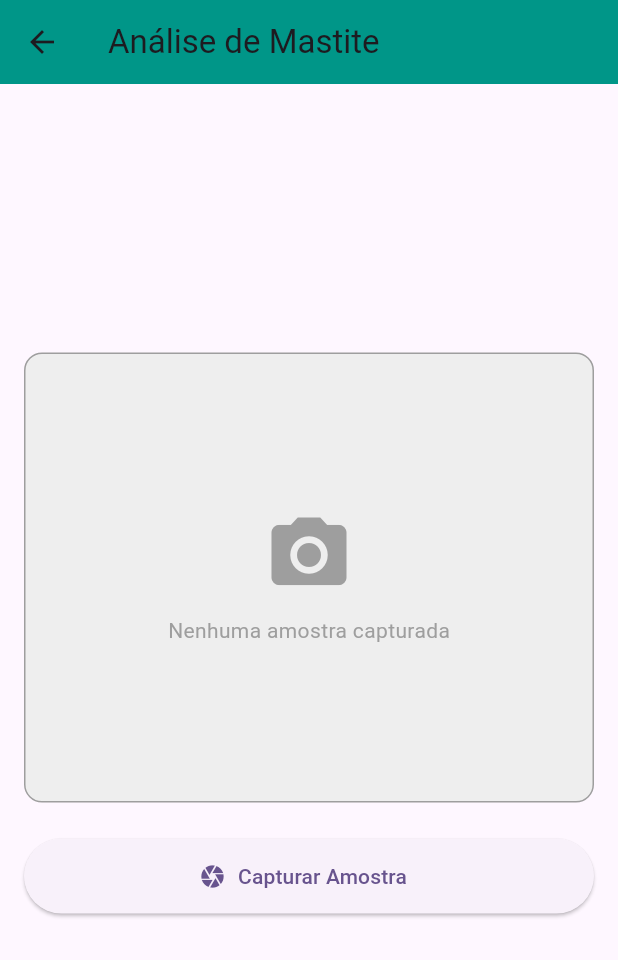
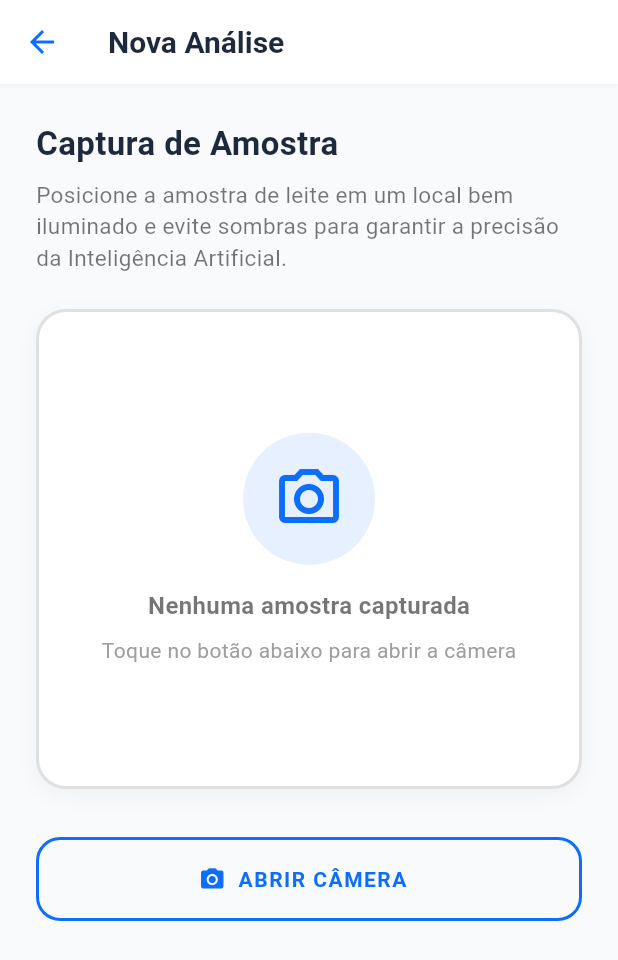
Before and after one commit to Little-hair77/SIDMA, a Flutter app: the TelaCaptura screen opened directly, on a phone screen of 412 x 824 dp. Shown: the top 960 px of the screen. Run offline on Flutter 3.47's test engine with Material 3 defaults, Android fonts, the phone set to English and light mode, and no system bars; our stand-ins replace dio, flutter_secure_storage, google_sign_in, image_picker; accounts and stored records are empty.

```diff
--- a/mobile/lib/main.dart
+++ b/mobile/lib/main.dart
@@ -1,8 +1,8 @@
 import 'package:flutter/material.dart';
 import 'package:intl/date_symbol_data_local.dart';
 import './services/api_service.dart';
-import './views/tela_login.dart';
-import './views/tela_captura.dart';
+import 'views/login.dart';
+import 'views/captura.dart';
 
 void main() async {
   // Garante que os widgets do Flutter estejam prontos antes de rodar comandos assíncronos
--- /dev/null
+++ b/mobile/lib/views/captura.dart
@@ -0,0 +1,333 @@
+import 'dart:typed_data';
+import 'package:flutter/material.dart';
+import 'package:image_picker/image_picker.dart';
+import '../services/api_service.dart';
+
+class TelaCaptura extends StatefulWidget {
+  const TelaCaptura({Key? key}) : super(key: key);
+
+  @override
+  State<TelaCaptura> createState() => _TelaCapturaState();
+}
+
+class _TelaCapturaState extends State<TelaCaptura> {
+  Uint8List? _imagem;
+  String? _nomeArquivo;
+  bool _estaCarregando = false;
+
+  // Alterado: Agora guardamos o mapa completo da resposta para criar uma UI mais rica
+  Map<String, dynamic>? _resultadoIA;
+  String? _erroAcesso;
+
+  final ImagePicker _picker = ImagePicker();
+  final ApiService _apiService = ApiService();
+
+  // DEFINIÇÃO DA PALETA DE CORES
+  static const Color corAzulPrincipal = Color(0xFF0D6EFD);
+  static const Color corVerdePrincipal = Color(0xFF74C319);
+  static const Color corFundo = Color(0xFFF8FAFC);
+  static const Color corTextoPrimario = Color(0xFF1E293B);
+
+  // Função para abrir a câmera
+  Future<void> _tirarFoto() async {
+    try {
+      final XFile? foto = await _picker.pickImage(
+        source: ImageSource.camera,
+        imageQuality: 80,
+      );
+
+      if (foto != null) {
+        final bytes = await foto.readAsBytes();
+        setState(() {
+          _imagem = bytes;
+          _nomeArquivo = foto.name;
+          _resultadoIA = null;
+          _erroAcesso = null;
+        });
+      }
+    } catch (e) {
+      setState(() {
+        _erroAcesso = "Não foi possível acessar a câmera. Verifique as permissões.";
+      });
+    }
+  }
+
+  // Função para enviar a foto para a API
+  Future<void> _analisarAmostra() async {
+    if (_imagem == null) return;
+
+    setState(() {
+      _estaCarregando = true;
+      _erroAcesso = null;
+    });
+
+    final resposta = await _apiService.enviarAnaliseLeite(_imagem!, _nomeArquivo ?? 'amostra.jpg');
+
+    setState(() {
+      _estaCarregando = false;
+      if (resposta != null && resposta['status'] == 'sucesso') {
+        _resultadoIA = resposta;
+      } else {
+        _erroAcesso = "Erro de comunicação com o servidor IA. Tente novamente.";
+      }
+    });
+  }
+
+  // Helper para definir as cores do resultado
+  Map<String, dynamic> get _configResultado {
+    if (_resultadoIA == null) return {};
+    final resultadoStr = (_resultadoIA!['resultado'] as String).toLowerCase();
+
+    if (resultadoStr.contains('possível') || resultadoStr.contains('suspeita')) {
+      return {'corBase': Colors.red, 'icone': Icons.error_outline, 'titulo': 'ALERTA'};
+    } else if (resultadoStr.contains('adicional') || resultadoStr.contains('atenção')) {
+      return {'corBase': Colors.orange, 'icone': Icons.warning_amber_rounded, 'titulo': 'ATENÇÃO'};
+    } else {
+      return {'corBase': Colors.green, 'icone': Icons.check_circle_outline, 'titulo': 'SAUDÁVEL'};
+    }
+  }
+
+  @override
+  Widget build(BuildContext context) {
+    return Scaffold(
+      backgroundColor: corFundo,
+      appBar: AppBar(
+        backgroundColor: Colors.white,
+        surfaceTintColor: Colors.transparent,
+        elevation: 1,
+        shadowColor: Colors.black12,
+        iconTheme: const IconThemeData(color: corAzulPrincipal),
+        title: const Text(
+          'Nova Análise',
+          style: TextStyle(
+            color: corTextoPrimario,
+            fontWeight: FontWeight.bold,
+            fontSize: 20,
+          ),
+        ),
+      ),
+      body: SafeArea(
+        child: SingleChildScrollView(
+          padding: const EdgeInsets.all(24.0),
+          child: Column(
+            crossAxisAlignment: CrossAxisAlignment.stretch,
+            children: [
+              // --- INSTRUÇÕES ---
+              const Text(
+                'Captura de Amostra',
+                style: TextStyle(fontSize: 22, fontWeight: FontWeight.bold, color: corTextoPrimario),
+              ),
+              const SizedBox(height: 8),
+              const Text(
+                'Posicione a amostra de leite em um local bem iluminado e evite sombras para garantir a precisão da Inteligência Artificial.',
+                style: TextStyle(color: Colors.black54, fontSize: 15, height: 1.4),
+              ),
+              const SizedBox(height: 24),
+
+              // --- ÁREA DE EXIBIÇÃO DA IMAGEM ---
+              Container(
+                height: 320,
+                decoration: BoxDecoration(
+                  color: Colors.white,
+                  borderRadius: BorderRadius.circular(20),
+                  border: Border.all(
+                    color: _imagem != null ? corAzulPrincipal.withOpacity(0.3) : Colors.grey.shade300,
+                    width: 2,
+                    // Se não tiver imagem, simula um tracejado (visualmente representado por borda mais clara)
+                  ),
+                  boxShadow: [
+                    BoxShadow(color: Colors.black.withOpacity(0.04), blurRadius: 10, offset: const Offset(0, 4)),
+                  ],
+                ),
+                child: _imagem != null
+                    ? Stack(
+                        fit: StackFit.expand,
+                        children: [
+                          ClipRRect(
+                            borderRadius: BorderRadius.circular(18),
+                            child: Image.memory(_imagem!, fit: BoxFit.cover),
+                          ),
+                          // Botão sobreposto para refazer a foto facilmente
+                          Positioned(
+                            top: 12,
+                            right: 12,
+                            child: CircleAvatar(
+                              backgroundColor: Colors.black54,
+                              child: IconButton(
+                                icon: const Icon(Icons.refresh, color: Colors.white),
+                                onPressed: _tirarFoto,
+                                tooltip: 'Tirar nova foto',
+                              ),
+                            ),
+                          ),
+                        ],
+                      )
+                    : Column(
+                        mainAxisAlignment: MainAxisAlignment.center,
+                        children: [
+                          Container(
+                            padding: const EdgeInsets.all(20),
+                            decoration: BoxDecoration(
+                              color: corAzulPrincipal.withOpacity(0.1),
+                              shape: BoxShape.circle,
+                            ),
+                            child: const Icon(Icons.camera_alt_outlined, size: 48, color: corAzulPrincipal),
+                          ),
+                          const SizedBox(height: 16),
+                          const Text(
+                            'Nenhuma amostra capturada',
+                            style: TextStyle(color: Colors.black54, fontWeight: FontWeight.bold, fontSize: 16),
+                          ),
+                          const SizedBox(height: 8),
+                          Text(
+                            'Toque no botão abaixo para abrir a câmera',
+                            style: TextStyle(color: Colors.grey.shade500, fontSize: 14),
+                          ),
+                        ],
+                      ),
+              ),
+              const SizedBox(height: 32),
+
+              // --- MENSAGEM DE ERRO ---
+              if (_erroAcesso != null) ...[
+                Container(
+                  padding: const EdgeInsets.all(12),
+                  decoration: BoxDecoration(color: Colors.red.shade50, borderRadius: BorderRadius.circular(8)),
+                  child: Text(_erroAcesso!, style: TextStyle(color: Colors.red.shade700), textAlign: TextAlign.center),
+                ),
+                const SizedBox(height: 16),
+              ],
+
+              // --- AÇÕES / ESTADO DE CARREGAMENTO / RESULTADO ---
+              if (_estaCarregando)
+                _ConstruirEstadoProcessamento()
+              else if (_resultadoIA != null)
+                _ConstruirCartaoResultado()
+              else ...[
+                // Mostrar botão de Capturar APENAS se ainda não tiver imagem
+                if (_imagem == null)
+                  OutlinedButton.icon(
+                    onPressed: _tirarFoto,
+                    icon: const Icon(Icons.camera_alt),
+                    label: const Text('ABRIR CÂMERA', style: TextStyle(fontWeight: FontWeight.bold, letterSpacing: 1)),
+                    style: OutlinedButton.styleFrom(
+                      foregroundColor: corAzulPrincipal,
+                      side: const BorderSide(color: corAzulPrincipal, width: 2),
+                      minimumSize: const Size(double.infinity, 56),
+                      shape: RoundedRectangleBorder(borderRadius: BorderRadius.circular(16)),
+                    ),
+                  ),
+
+                // Mostrar botão de Analisar APENAS se tiver imagem
+                if (_imagem != null)
+                  ElevatedButton.icon(
+                    onPressed: _analisarAmostra,
+                    icon: const Icon(Icons.memory),
+                    label: const Text('ANALISAR COM IA', style: TextStyle(fontWeight: FontWeight.bold, letterSpacing: 1)),
+                    style: ElevatedButton.styleFrom(
+                      backgroundColor: corVerdePrincipal,
+                      foregroundColor: Colors.white,
+                      minimumSize: const Size(double.infinity, 56),
+                      elevation: 4,
+                      shadowColor: corVerdePrincipal.withOpacity(0.5),
+                      shape: RoundedRectangleBorder(borderRadius: BorderRadius.circular(16)),
+                    ),
+                  ),
+              ],
+            ],
+          ),
+        ),
+      ),
+    );
+  }
+
+  // --- WIDGET EXTRAÍDO: ESTADO DE PROCESSAMENTO ---
+  Widget _ConstruirEstadoProcessamento() {
+    return Container(
+      padding: const EdgeInsets.all(24),
+      decoration: BoxDecoration(
+        color: Colors.white,
+        borderRadius: BorderRadius.circular(16),
+        border: Border.all(color: Colors.grey.shade200),
+      ),
+      child: Column(
+        children: [
+          const CircularProgressIndicator(color: corAzulPrincipal),
+          const SizedBox(height: 20),
+          const Text(
+            'Processando Amostra...',
+            style: TextStyle(fontSize: 18, fontWeight: FontWeight.bold, color: corTextoPrimario),
+          ),
+          const SizedBox(height: 8),
+          Text(
+            'A Inteligência Artificial está analisando\npadrões visuais e coloração.',
+            textAlign: TextAlign.center,
+            style: TextStyle(color: Colors.grey.shade600, height: 1.4),
+          ),
+        ],
+      ),
+    );
+  }
+
+  // --- WIDGET EXTRAÍDO: CARTÃO DE RESULTADO ---
+  Widget _ConstruirCartaoResultado() {
+    final config = _configResultado;
+    final cor = config['corBase'] as MaterialColor;
+
+    return Container(
+      padding: const EdgeInsets.all(24),
+      decoration: BoxDecoration(
+        color: cor.shade50,
+        borderRadius: BorderRadius.circular(16),
+        border: Border.all(color: cor.shade300, width: 1.5),
+        boxShadow: [
+          BoxShadow(color: cor.withOpacity(0.1), blurRadius: 12, offset: const Offset(0, 4)),
+        ],
+      ),
+      child: Column(
+        children: [
+          Icon(config['icone'], size: 48, color: cor.shade700),
+          const SizedBox(height: 12),
+          Text(
+            config['titulo'],
+            style: TextStyle(fontSize: 14, fontWeight: FontWeight.bold, color: cor.shade800, letterSpacing: 1.5),
+          ),
+          const SizedBox(height: 8),
+          Text(
+            _resultadoIA!['resultado'],
+            textAlign: TextAlign.center,
+            style: const TextStyle(fontSize: 22, fontWeight: FontWeight.w900, color: corTextoPrimario),
+          ),
+          const Padding(
+            padding: EdgeInsets.symmetric(vertical: 16),
+            child: Divider(),
+          ),
+          Row(
+            mainAxisAlignment: MainAxisAlignment.center,
+            children: [
+              Icon(Icons.analytics_outlined, size: 20, color: Colors.grey.shade700),
+              const SizedBox(width: 8),
+              Text(
+                'Grau de Confiança (IA): ${_resultadoIA!['confianca']}',
+                style: TextStyle(fontSize: 16, fontWeight: FontWeight.bold, color: Colors.grey.shade800),
+              ),
+            ],
+          ),
+          const SizedBox(height: 24),
+          OutlinedButton(
+            onPressed: () {
+              Navigator.of(context).pop(); // Volta para o Dashboard após ver o resultado
+            },
+            style: OutlinedButton.styleFrom(
+              foregroundColor: corTextoPrimario,
+              side: BorderSide(color: Colors.grey.shade400),
+              minimumSize: const Size(double.infinity, 50),
+              shape: RoundedRectangleBorder(borderRadius: BorderRadius.circular(12)),
+            ),
+            child: const Text('Concluir e Voltar'),
+          ),
+        ],
+      ),
+    );
+  }
+}
--- a/mobile/lib/views/tela_login.dart
+++ b/mobile/lib/views/login.dart
@@ -3,7 +3,7 @@ import 'package:flutter/material.dart';
 import 'package:google_sign_in/google_sign_in.dart';
 import '../services/api_service.dart';
 import 'dashboard.dart';
-import 'tela_cadastro.dart';
+import 'cadastro.dart';
 
 const String _webClientId =
     '286956469225-sc8ji78jvpllpr7qjfiu7sv8ak0i0e3h.apps.googleusercontent.com';
--- a/mobile/lib/views/tela_captura.dart
+++ /dev/null
@@ -1,153 +0,0 @@
-import 'dart:typed_data';
-import 'package:flutter/material.dart';
-import 'package:image_picker/image_picker.dart';
-import '../services/api_service.dart';
-
-class TelaCaptura extends StatefulWidget {
-  const TelaCaptura({Key? key}) : super(key: key);
-
-  @override
-  State<TelaCaptura> createState() => _TelaCapturaState();
-}
-
-class _TelaCapturaState extends State<TelaCaptura> {
-  Uint8List? _imagem;
-  String? _nomeArquivo;
-  bool _estaCarregando = false;
-  String _resultadoIA = '';
-
-  final ImagePicker _picker = ImagePicker();
-  final ApiService _apiService = ApiService();
-
-  // Função para abrir a câmera
-  Future<void> _tirarFoto() async {
-    final XFile? foto = await _picker.pickImage(
-      source: ImageSource.camera,
-      imageQuality: 80, // Comprime levemente para não pesar no envio (3G/4G rural)
-    );
-
-    if (foto != null) {
-      final bytes = await foto.readAsBytes();
-      setState(() {
-        _imagem = bytes;
-        _nomeArquivo = foto.name;
-        _resultadoIA = ''; // Limpa o resultado anterior, se houver
-      });
-    }
-  }
-
-  // Função para enviar a foto para a API
-  Future<void> _analisarAmostra() async {
-    if (_imagem == null) return;
-
-    setState(() {
-      _estaCarregando = true;
-    });
-
-    // Chama o serviço que configuramos com o Dio
-    final resposta = await _apiService.enviarAnaliseLeite(_imagem!, _nomeArquivo ?? 'amostra.jpg');
-
-    setState(() {
-      _estaCarregando = false;
-      if (resposta != null && resposta['status'] == 'sucesso') {
-        // Formata o resultado na tela
-        _resultadoIA = "${resposta['resultado']} \nConfiança: ${resposta['confianca']}";
-      } else {
-        _resultadoIA = "Erro ao processar imagem. Tente novamente.";
-      }
-    });
-  }
-
-  @override
-  Widget build(BuildContext context) {
-    return Scaffold(
-      appBar: AppBar(
-        title: const Text('Análise de Mastite'),
-        backgroundColor: Colors.teal, // Cor que remete ao campo/saúde
-      ),
-      body: Center(
-        child: SingleChildScrollView(
-          padding: const EdgeInsets.all(16.0),
-          child: Column(
-            mainAxisAlignment: MainAxisAlignment.center,
-            children: [
-              // Área de exibição da imagem ou placeholder
-              Container(
-                height: 300,
-                width: double.infinity,
-                decoration: BoxDecoration(
-                  color: Colors.grey[200],
-                  borderRadius: BorderRadius.circular(12),
-                  border: Border.all(color: Colors.grey),
-                ),
-                child: _imagem != null
-                    ? ClipRRect(
-                        borderRadius: BorderRadius.circular(12),
-                        child: Image.memory(_imagem!, fit: BoxFit.cover),
-                      )
-                    : const Column(
-                        mainAxisAlignment: MainAxisAlignment.center,
-                        children: [
-                          Icon(Icons.camera_alt, size: 60, color: Colors.grey),
-                          SizedBox(height: 10),
-                          Text('Nenhuma amostra capturada', style: TextStyle(color: Colors.grey)),
-                        ],
-                      ),
-              ),
-              const SizedBox(height: 24),
-
-              // Botões de Ação
-              if (!_estaCarregando) ...[
-                ElevatedButton.icon(
-                  onPressed: _tirarFoto,
-                  icon: const Icon(Icons.camera),
-                  label: const Text('Capturar Amostra'),
-                  style: ElevatedButton.styleFrom(
-                    minimumSize: const Size(double.infinity, 50),
-                  ),
-                ),
-                const SizedBox(height: 12),
-
-                // Só mostra o botão de analisar se já houver uma foto tirada
-                if (_imagem != null)
-                  ElevatedButton.icon(
-                    onPressed: _analisarAmostra,
-                    icon: const Icon(Icons.analytics),
-                    label: const Text('Analisar com IA'),
-                    style: ElevatedButton.styleFrom(
-                      backgroundColor: Colors.teal,
-                      minimumSize: const Size(double.infinity, 50),
-                    ),
-                  ),
-              ] else
-                const Column(
-                  children: [
-                    CircularProgressIndicator(),
-                    SizedBox(height: 16),
-                    Text('A IA está analisando a imagem...'),
-                  ],
-                ),
-
-              const SizedBox(height: 24),
-
-              // Exibição do Resultado
-              if (_resultadoIA.isNotEmpty)
-                Container(
-                  padding: const EdgeInsets.all(16),
-                  decoration: BoxDecoration(
-                    color: _resultadoIA.contains('Erro') ? Colors.red[100] : Colors.green[100],
-                    borderRadius: BorderRadius.circular(8),
-                  ),
-                  child: Text(
-                    _resultadoIA,
-                    style: const TextStyle(fontSize: 18, fontWeight: FontWeight.bold),
-                    textAlign: TextAlign.center,
-                  ),
-                ),
-            ],
-          ),
-        ),
-      ),
-    );
-  }
-}
--- a/mobile/pubspec.yaml
+++ b/mobile/pubspec.yaml
@@ -39,6 +39,8 @@ dependencies:
   google_sign_in: ^6.2.2
   flutter_secure_storage: ^11.0.0
   intl: ^0.18.1
+  qr_flutter: ^4.1.0
+  mobile_scanner: ^7.4.0
 
 dev_dependencies:
   flutter_test:
```
Also changed, not shown: mobile/lib/views/dashboard.dart (+4 -4 lines), mobile/lib/views/animais.dart (added), mobile/lib/views/cadastro.dart (renamed from mobile/lib/views/tela_cadastro.dart), mobile/lib/views/cadastro_animal.dart (added), mobile/lib/views/historico.dart (renamed from mobile/lib/views/tela_historico.dart), mobile/lib/views/qrCode_animal.dart (added), mobile/pubspec.lock, 6 other files.
